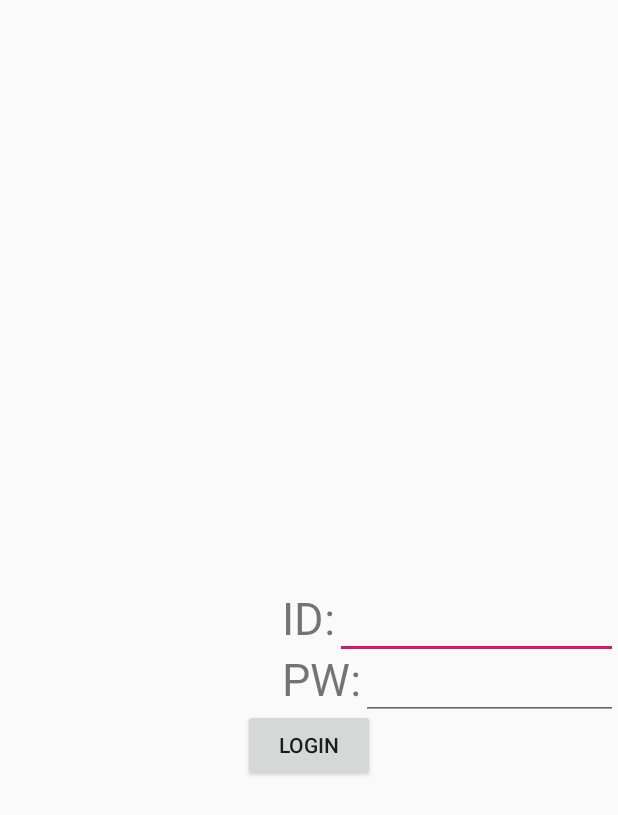
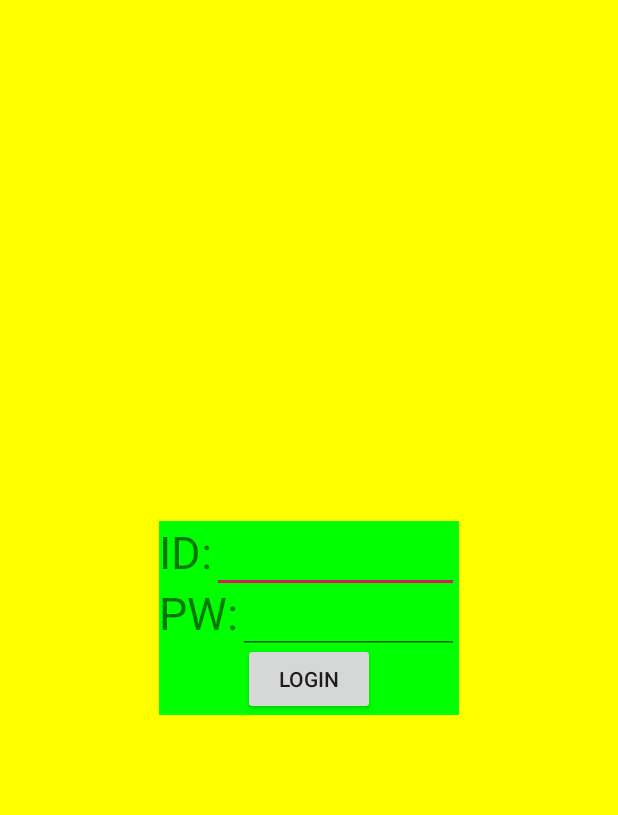
Before and after one commit to jhjh550/AndroidTutorial190826, an Android app: the layout activity_relativelayout.xml on its own in the app's theme, with its tools: preview values and no code run, on a phone screen of 412 x 824 dp. Shown: the top 815 px of the screen. Run offline under Robolectric (Android 15) with nearby library versions, the light colour scheme and no system bars.

Commit message:
activity - intent

```diff
--- a/app/src/main/AndroidManifest.xml
+++ b/app/src/main/AndroidManifest.xml
@@ -9,13 +9,15 @@
         android:roundIcon="@mipmap/ic_launcher_round"
         android:supportsRtl="true"
         android:theme="@style/AppTheme">
-        <activity android:name=".MainActivity">
+        <activity android:name=".T02_Activity.T02_New_Activity"></activity>
+        <activity android:name=".T02_Activity.T02_Activity">
             <intent-filter>
                 <action android:name="android.intent.action.MAIN" />
 
                 <category android:name="android.intent.category.LAUNCHER" />
             </intent-filter>
         </activity>
+        <activity android:name=".MainActivity"></activity>
     </application>
 
 </manifest>
--- a/app/src/main/java/com/fieldbear/androidtutorial190826/MainActivity.java
+++ b/app/src/main/java/com/fieldbear/androidtutorial190826/MainActivity.java
@@ -1,5 +1,5 @@
 package com.fieldbear.androidtutorial190826;
-
+// github.com/jhjh550
 import androidx.appcompat.app.AppCompatActivity;
 
 import android.os.Bundle;
--- a/app/src/main/res/layout/activity_relativelayout.xml
+++ b/app/src/main/res/layout/activity_relativelayout.xml
@@ -1,11 +1,16 @@
 <?xml version="1.0" encoding="utf-8"?>
 <RelativeLayout xmlns:android="http://schemas.android.com/apk/res/android"
-    android:orientation="vertical"
+    android:background="#ff0"
     android:layout_width="match_parent"
     android:layout_height="match_parent">
 
+    <RelativeLayout
+        android:background="#0f0"
+        android:layout_centerInParent="true"
+        android:layout_width="200dp"
+        android:layout_height="wrap_content">
         <TextView
-        android:layout_centerInParent="true"
+
         android:id="@+id/textViewID"
         android:textSize="30dp"
         android:text="ID:"
@@ -35,5 +40,6 @@
             android:text="login"
             android:layout_width="wrap_content"
             android:layout_height="wrap_content"/>
+    </RelativeLayout>
 
 </RelativeLayout>
```
Also changed, not shown: app/src/main/java/com/fieldbear/androidtutorial190826/T02_Activity/T02_Activity.java (added, +31 -0 lines), app/src/main/java/com/fieldbear/androidtutorial190826/T02_Activity/T02_New_Activity.java (added, +16 -0 lines), app/src/main/res/layout/activity_t02_.xml (added, +14 -0 lines), app/src/main/res/layout/activity_t02__new_.xml (added, +10 -0 lines). Lines whose indentation alone changed are shown as unchanged.
